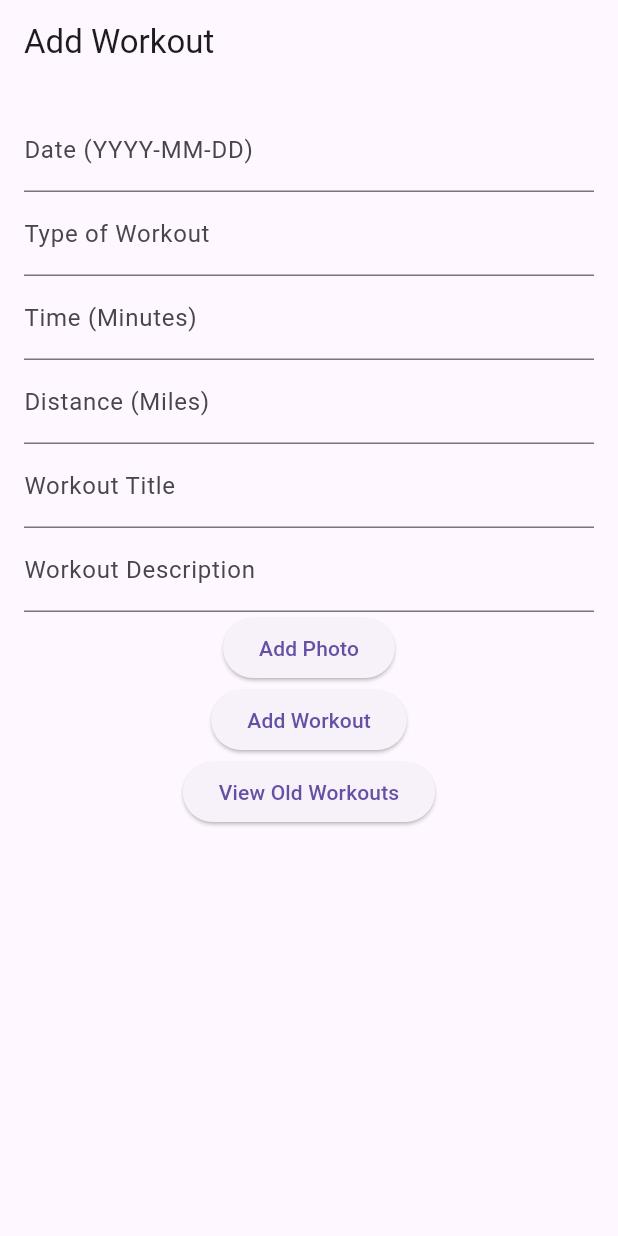
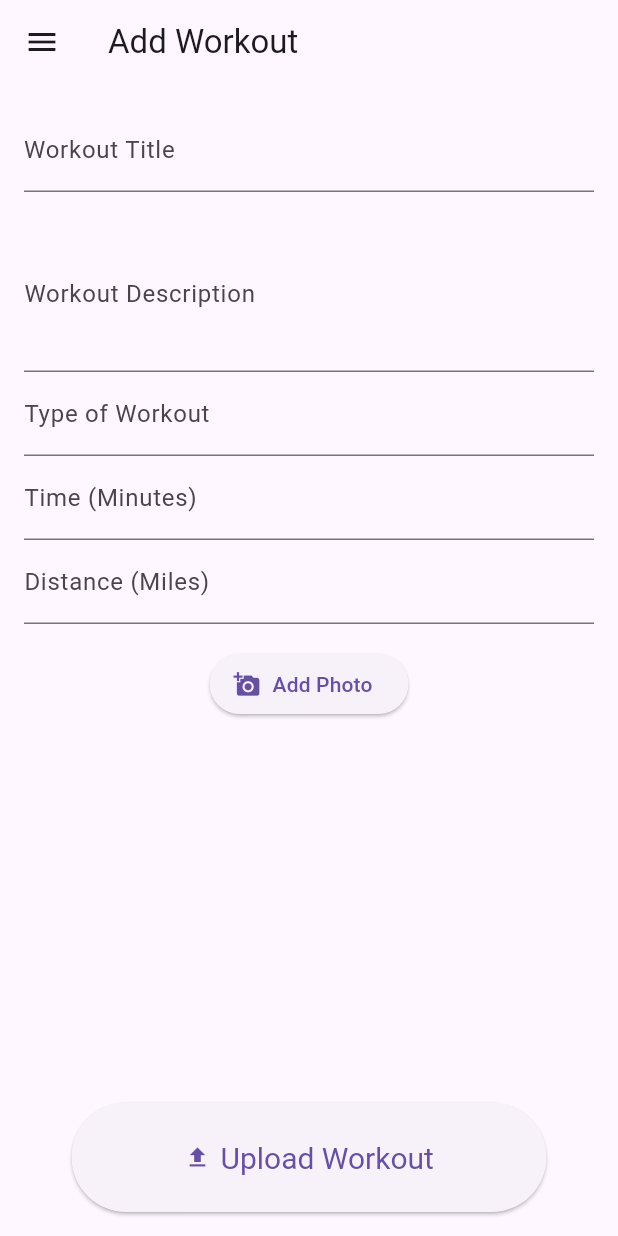
Before and after one commit to marcsaffold17/GetFitApp, a Flutter app: the screen it shows after launch, on a phone screen of 412 x 824 dp. Run offline on Flutter 3.47's test engine with Material 3 defaults, Android fonts, the phone set to English and light mode, and no system bars; our stand-ins replace cloud_firestore, firebase_core, firebase_storage, image_picker, video_player; accounts and stored records are empty.

Commit message:
More work on add workout UI, added debug menu to access other screen easier

```diff
--- a/get_fit_app/lib/view/insert_workout_view.dart
+++ b/get_fit_app/lib/view/insert_workout_view.dart
@@ -39,18 +39,19 @@ class _WorkoutEntryScreenState extends State<WorkoutEntryScreen> implements Work
   @override
   void initState() {
     super.initState();
+    _dayController.text = DateFormat('yyyy-MM-dd').format(DateTime.now());
   }
 
   @override
   void onWorkoutAdded() {
     ScaffoldMessenger.of(context).showSnackBar(SnackBar(
-      content: Text('Workout added'),
+      content: Text('Workout Successfully Uploaded!'),
       duration: Duration(seconds: 2),
     ));
 
     // Removing user input text fields after workout is added
     _formKey.currentState?.reset();
-    _dayController.clear();
+    _dayController.text = DateFormat('yyyy-MM-dd').format(DateTime.now());
     _descriptionController.clear();
     _distanceController.clear();
     _timeController.clear();
@@ -94,7 +95,40 @@ class _WorkoutEntryScreenState extends State<WorkoutEntryScreen> implements Work
   @override
   Widget build(BuildContext context) {
     return Scaffold(
-      appBar: AppBar(title: Text('Add Workout')),
+      appBar: AppBar(
+        title: Text('Add Workout'),
+      ),
+      drawer: Drawer(
+        child: ListView(
+          padding: EdgeInsets.zero,
+          children: <Widget>[
+            DrawerHeader(
+              decoration: BoxDecoration(
+                color: Colors.blue,
+              ),
+              child: Text(
+                'Debug Menu',
+                  style: TextStyle(
+                    color: Colors.white,
+                    fontSize: 24,
+                  ),
+                ),
+            ),
+            ListTile(
+              title: Text('View Old Workouts'),
+              onTap: () {
+                Navigator.pop(context);
+                Navigator.push(
+                  context,
+                  MaterialPageRoute(
+                      builder: (context) => WorkoutHistoryScreen()),
+                );
+              },
+            ),
+          ],
+        ),
+      ),
+
       body: Form(
         key: _formKey,
         child: Padding(
@@ -102,43 +136,60 @@ class _WorkoutEntryScreenState extends State<WorkoutEntryScreen> implements Work
           child: Column(
             children: [
               TextFormField(
-                controller: _dayController,
-                decoration: InputDecoration(labelText: 'Date (YYYY-MM-DD)'),
+                controller: _titleController,
+                decoration: InputDecoration(
+                  labelText: 'Workout Title',
+                  floatingLabelAlignment: FloatingLabelAlignment.center,
                 ),
+                keyboardType: TextInputType.text,
+                textAlign: TextAlign.center,
+              ),
+              SizedBox(height: 16.0),
+
+              TextFormField(
+                controller: _descriptionController,
+                decoration: InputDecoration(labelText: 'Workout Description'),
+                maxLines: 3,
+              ),
+
               TextFormField(
                       controller: _typeController,
                       decoration: InputDecoration(labelText: 'Type of Workout'),
+                      keyboardType: TextInputType.text,
                     ),
+
               TextFormField(
                       controller: _timeController,
                       decoration: InputDecoration(labelText: 'Time (Minutes)'),
                       keyboardType: TextInputType.number,
                     ),
+                  SizedBox(width: 16.0),
+
               TextFormField(
                       controller: _distanceController,
                       decoration: InputDecoration(labelText: 'Distance (Miles)'),
                       keyboardType: TextInputType.number,
                     ),
-              TextFormField(
-                controller: _titleController,
-                decoration: InputDecoration(labelText: 'Workout Title'),
-              ),
-              TextFormField(
-                controller: _descriptionController,
-                decoration: InputDecoration(labelText: 'Workout Description'),
-              ),
+              SizedBox(height: 16.0),
 
-              ElevatedButton(
+              ElevatedButton.icon(
                 onPressed: _pickImage,
-                child: Text('Add Photo'),
+                icon: Icon(Icons.add_a_photo),
+                label: Text('Add Photo'),
               ),
               if (_image != null)
                 Padding(
                   padding: const EdgeInsets.only(top: 8.0),
-                  child: Image.file(_image!, height: 100),
+                  child: SizedBox(
+                    width: 250.0,
+                    height: 250.0,
+                    child: Image.file(_image!),
+                  ),
                 ),
 
-              ElevatedButton(
+              SizedBox(height: 16.0),
+              Spacer(),
+              ElevatedButton.icon(
                 onPressed: () async {
                   if (_formKey.currentState!.validate()) {
                     widget.presenter.view = this;
@@ -183,18 +234,12 @@ class _WorkoutEntryScreenState extends State<WorkoutEntryScreen> implements Work
                     widget.presenter.addWorkout(newWorkout);
                   }
                 },
-                child: Text('Add Workout'),
+                style: ElevatedButton.styleFrom(
+                  padding: EdgeInsets.symmetric(horizontal: 75.0, vertical: 25.0),
+                  textStyle: TextStyle(fontSize: 20.0),
                 ),
-
-              ElevatedButton(
-                onPressed: () {
-                  Navigator.push(
-                    context,
-                    MaterialPageRoute(
-                        builder: (context) => WorkoutHistoryScreen()),
-                  );
-                },
-                child: Text('View Old Workouts'),
+                icon: Icon(Icons.upload),
+                label: Text('Upload Workout'),
               ),
             ],
           ),
--- a/get_fit_app/pubspec.yaml
+++ b/get_fit_app/pubspec.yaml
@@ -42,6 +42,8 @@ dependencies:
   firebase_app_check: ^0.3.2+5
   image_picker: ^1.1.2
   video_player: ^2.9.5
+  # image_downloader: ^0.31.0
+  # permission_handler: ^12.0.0+1
 
 dev_dependencies:
   flutter_test:
```
Lines whose indentation alone changed are shown as unchanged.
